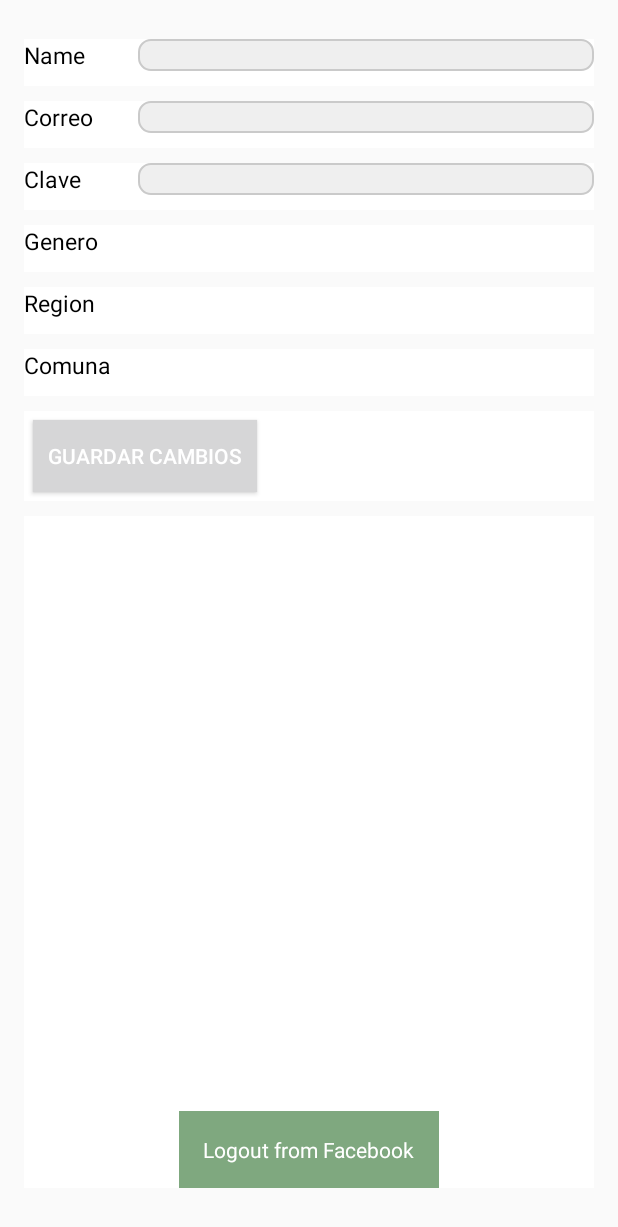
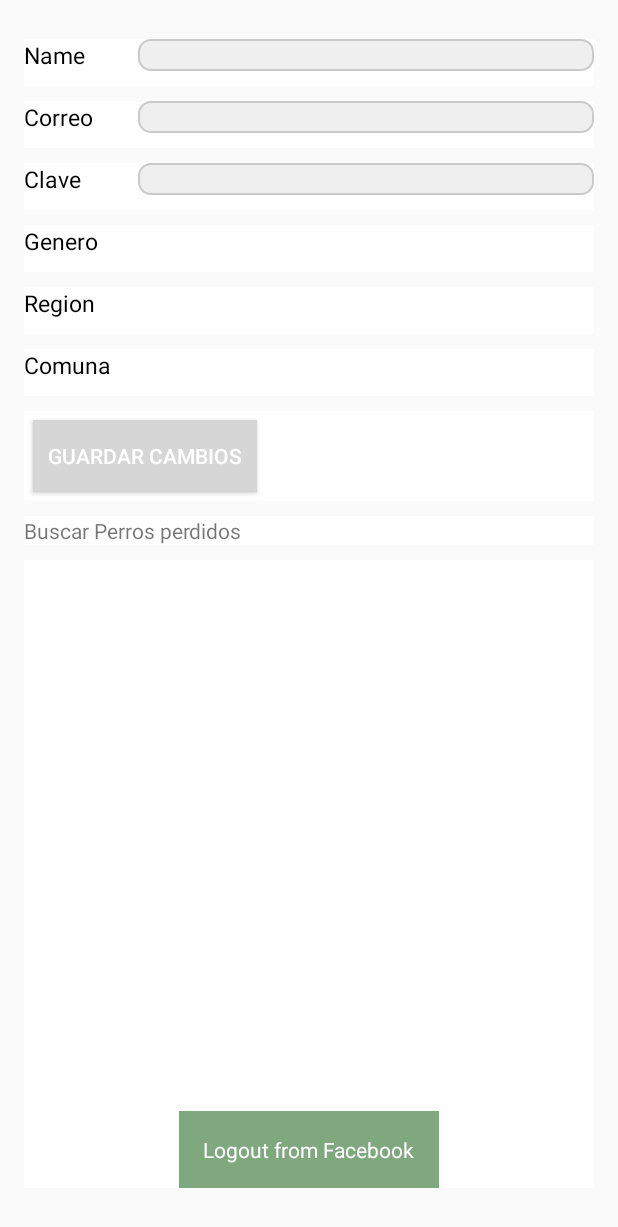
Before and after one commit to claudiogonzaleztoro/dummyAndroidProject2, an Android app: the layout content_main.xml on its own in the app's theme, with its tools: preview values and no code run, on a phone screen of 412 x 824 dp. Shown: the top 1227 px of the screen. Run offline under Robolectric (Android 15) with nearby library versions, the phone set to English and light mode, and no system bars.

Commit message:
adding Search Lost Pets Link on Register User screen

```diff
--- a/app/src/main/java/cl/petsos/petsos/MainActivity.java
+++ b/app/src/main/java/cl/petsos/petsos/MainActivity.java
@@ -42,7 +42,7 @@ public class MainActivity extends AppCompatActivity {
             //check if the User Object comes complete or exists in DB
             boolean registroUsuarioCompleto = PetSOSUtility.getPetSOSUtility().isUserRegisterComplete(currentUser);
             if(registroUsuarioCompleto){
-                Intent homeIntent = new Intent(MainActivity.this, LogoutActivity.class);
+                Intent homeIntent = new Intent(MainActivity.this, FoundLostActivity.class);
                 startActivity(homeIntent);
             }else{
                 Intent homeIntent = new Intent(MainActivity.this, MainMainActivity.class);
--- a/app/src/main/res/layout/register_user.xml
+++ b/app/src/main/res/layout/register_user.xml
@@ -221,6 +221,21 @@
             android:visibility="gone"
             />
         </LinearLayout>
+    <LinearLayout
+        android:orientation="vertical"
+        android:layout_width="match_parent"
+        android:layout_height="wrap_content"
+        android:layout_marginTop="10dp"
+        android:background="#ffffff">
+        <TextView
+            android:layout_width="fill_parent"
+            android:layout_height="fill_parent"
+            android:id="@+id/searchPetsLink"
+            android:textColorLink="#062457"
+            android:text="Buscar Perros perdidos"
+            android:autoLink="web"/>
+
+    </LinearLayout>
     <RelativeLayout
         android:orientation="horizontal"
         android:layout_width="match_parent"
```
Also changed, not shown: app/src/main/java/cl/petsos/petsos/MainMainActivity.java (+17 -0 lines).
